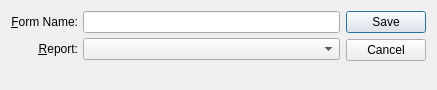
discountscott/qt-client, file guiclient/shippingForm.ui: the form before one commit.
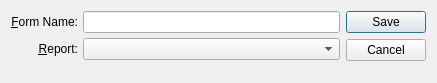
The form after the commit. Custom widgets are drawn as their Qt base class.

What changed in the file:
```diff
--- a/guiclient/shippingForm.ui
+++ b/guiclient/shippingForm.ui
@@ -14,7 +14,7 @@
     <x>0</x>
     <y>0</y>
     <width>437</width>
-    <height>90</height>
+    <height>83</height>
    </rect>
   </property>
   <property name="windowTitle">
```
Left out of the diff: 1 changed line with no effect on the pictures.
